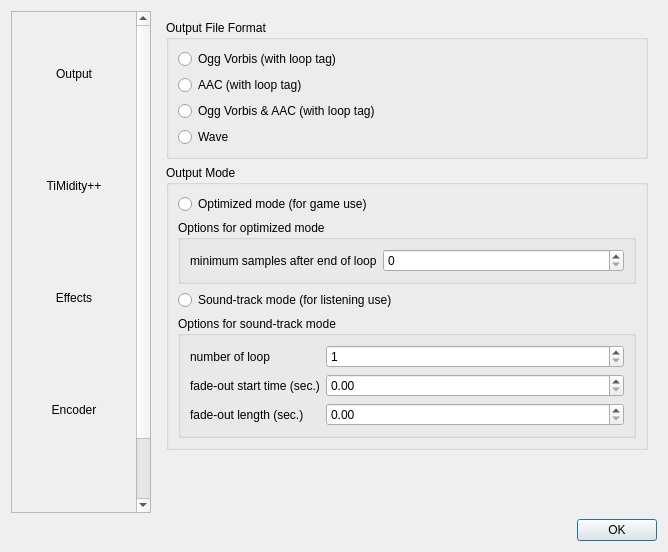
This is GUI/forms/ConfigDialog.ui in WL-Amigo/LoopMID2LoopOGG as Qt 5 draws it before an edit. The edited form follows.
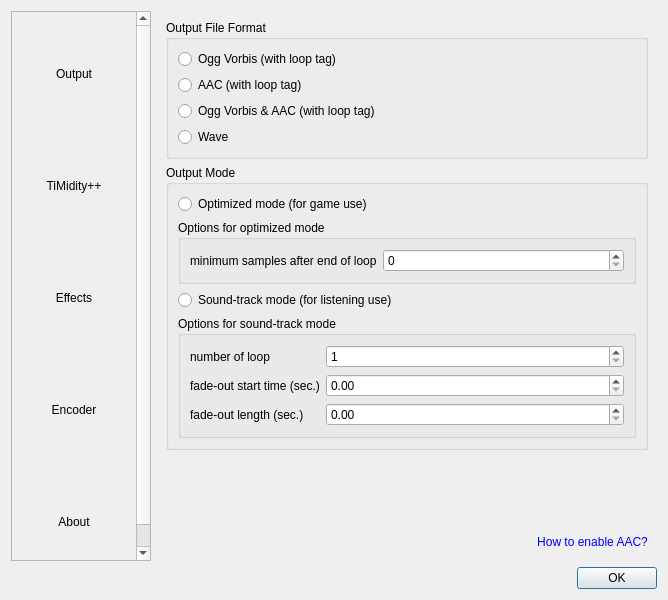
This is the edited form. The open tabs and pages were chosen to show the change. Icons and pictures are not drawn.

Commit message:
Extend: add tips for "how to use AAC"
* add tips button in ConfigDialog
* add tips content for "how to use AAC"

The edit to the form file:
```diff
--- a/GUI/forms/ConfigDialog.ui
+++ b/GUI/forms/ConfigDialog.ui
@@ -7,7 +7,7 @@
     <x>0</x>
     <y>0</y>
     <width>668</width>
-    <height>552</height>
+    <height>600</height>
    </rect>
   </property>
   <property name="windowTitle">
@@ -252,7 +252,7 @@
           <number>3</number>
          </property>
          <widget class="QWidget" name="CPOutput">
-          <layout class="QVBoxLayout" name="verticalLayout_4" stretch="0,0,1">
+          <layout class="QVBoxLayout" name="verticalLayout_4" stretch="0,0,1,0">
            <item>
             <widget class="QGroupBox" name="groupBox">
              <property name="sizePolicy">
@@ -415,6 +415,35 @@
              </property>
             </spacer>
            </item>
+           <item>
+            <layout class="QHBoxLayout" name="horizontalLayout_5">
+             <item>
+              <spacer name="horizontalSpacer">
+               <property name="orientation">
+                <enum>Qt::Horizontal</enum>
+               </property>
+               <property name="sizeHint" stdset="0">
+                <size>
+                 <width>40</width>
+                 <height>20</height>
+                </size>
+               </property>
+              </spacer>
+             </item>
+             <item>
+              <widget class="QPushButton" name="HowToEnableAACTipsButtonO">
+               <property name="styleSheet">
+                <string notr="true">border: none;
+background-color: none;
+color: blue;</string>
+               </property>
+               <property name="text">
+                <string>How to enable AAC?</string>
+               </property>
+              </widget>
+             </item>
+            </layout>
+           </item>
           </layout>
          </widget>
          <widget class="QWidget" name="CPTiMidity">
```
Left out of the diff: 29 changed lines with no effect on the pictures. The commit also changes 2 other files.
